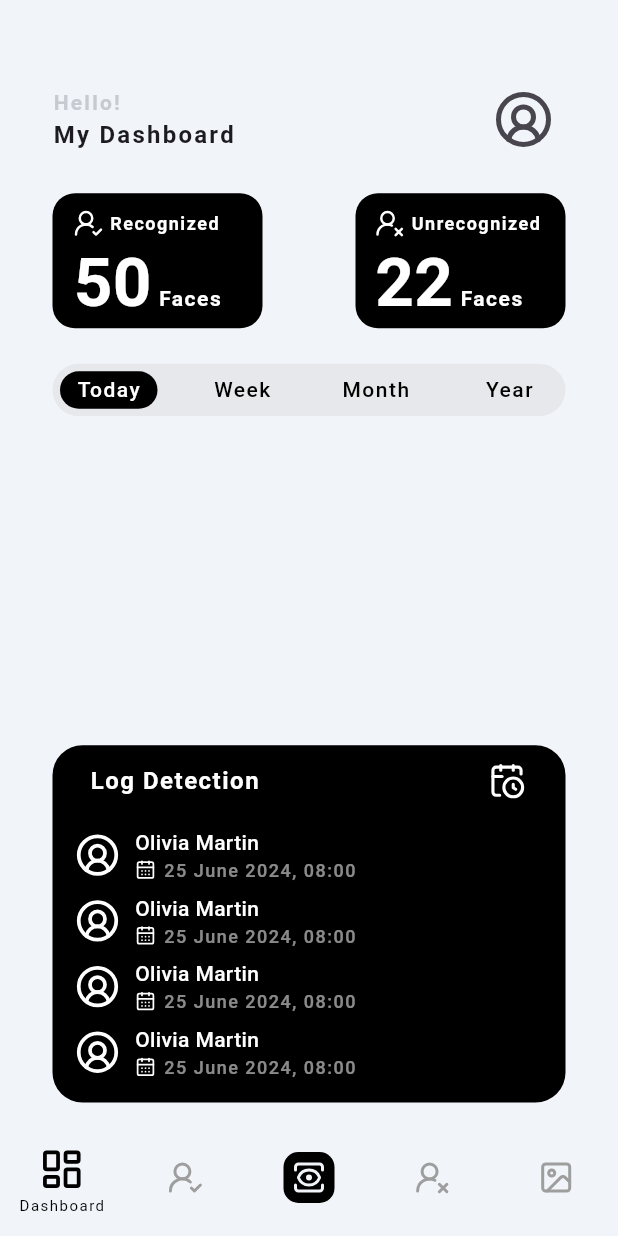
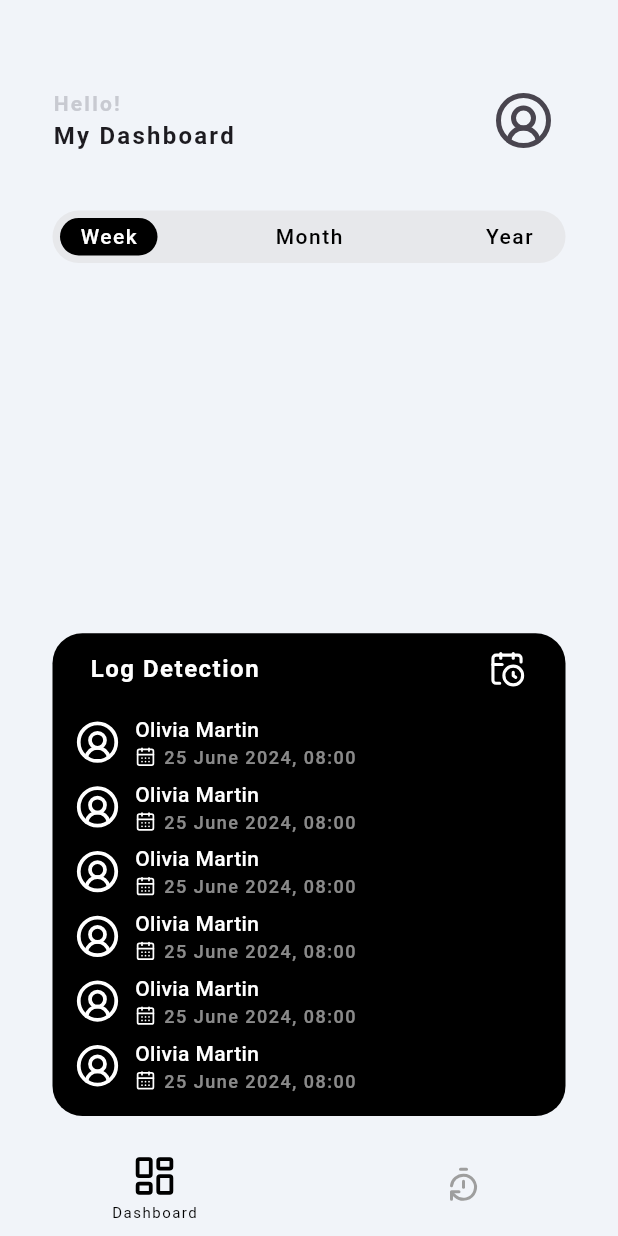
Before and after one commit to TI-3D/iSentry, a Flutter app: the QrRegisterPage screen opened directly, after a tap on "Register", on a phone screen of 412 x 824 dp. Run offline on Flutter 3.47's test engine with Material 3 defaults, Android fonts, the phone set to English and light mode, and no system bars; our stand-ins replace camera, flutter_bloc, image_picker, lucide_icons, permission_handler, qr_flutter and 2 more; Roboto replaces fonts that are missing (SFPro).

Commit message:
feat! : dashboard user resident

```diff
--- a/mobile/lib/presentation/auth/pages/qr_register.dart
+++ b/mobile/lib/presentation/auth/pages/qr_register.dart
@@ -1,6 +1,6 @@
 import 'package:flutter/material.dart';
 import 'package:isentry/common/helper/navigation/app_navigation.dart';
-import 'package:isentry/presentation/home/pages/bottom_bar.dart';
+import 'package:isentry/presentation/home_resident/pages/bottom_bar_resident.dart';
 import 'package:lucide_icons/lucide_icons.dart';
 import 'package:isentry/presentation/widgets/forms/auth_text_field.dart';
 import 'package:isentry/presentation/widgets/buttons/auth_button.dart';
@@ -89,7 +89,7 @@ class _QrRegisterPageState extends State<QrRegisterPage> {
                 Backcolor: const Color(0xFF18181B),
                 TextColor: Colors.white,
                 onPressed: () {
-                  AppNavigator.push(context, const HomePage());
+                  AppNavigator.push(context, const HomeResidentPage());
                 },
               ),
             ],
--- a/mobile/lib/presentation/home/pages/bottom_bar.dart
+++ b/mobile/lib/presentation/home/pages/bottom_bar.dart
@@ -1,5 +1,6 @@
 import 'package:flutter/material.dart';
 import 'package:isentry/common/helper/navigation/app_navigation.dart';
+import 'package:isentry/core/configs/theme/app_colors.dart';
 import 'package:isentry/presentation/home/pages/camera/camera.dart';
 import 'package:isentry/presentation/home/pages/dashboard.dart';
 import 'package:isentry/presentation/home/pages/gallery/gallery.dart';
@@ -41,7 +42,7 @@ class _BottomAppBarState extends State<HomePage> {
     return Scaffold(
       body: _widgetOptions[_selectedIndex],
       bottomNavigationBar: BottomNavigationBar(
-        backgroundColor: const Color(0xfff1f4f9),
+        backgroundColor: AppColors.background,
         items: [
           BottomNavigationBarItem(
             icon: const Icon(LucideIcons.layoutDashboard),
--- a/mobile/lib/presentation/home/pages/gallery/gallery.dart
+++ b/mobile/lib/presentation/home/pages/gallery/gallery.dart
@@ -19,7 +19,12 @@ class _GalleryPageState extends State<GalleryPage> {
         automaticallyImplyLeading: false,
         bottom: const PreferredSize(
           preferredSize: Size.fromHeight(0),
-          child: MySort(texts: ['Week', 'Month', 'Year'], selectedIndex: 0),
+          child: MySort(
+            texts: ['Week', 'Month', 'Year'],
+            selectedIndex: 0,
+            leftPadding: 25,
+            rightPadding: 25,
+          ),
         ),
       ),
       body: Padding(
--- /dev/null
+++ b/mobile/lib/presentation/home_resident/pages/bottom_bar_resident.dart
@@ -0,0 +1,64 @@
+import 'package:flutter/material.dart';
+import 'package:isentry/core/configs/theme/app_colors.dart';
+import 'package:isentry/presentation/home_resident/pages/dashboard.dart';
+import 'package:lucide_icons/lucide_icons.dart';
+
+class HomeResidentPage extends StatefulWidget {
+  const HomeResidentPage({super.key});
+
+  @override
+  State<HomeResidentPage> createState() => _BottomBarResidentState();
+}
+
+class _BottomBarResidentState extends State<HomeResidentPage> {
+  int _selectedIndex = 0;
+
+  static const List<Widget> _widgetOptions = <Widget>[
+    DashboardResidentPage(),
+    Center(child: Text("Log")),
+  ];
+
+  void _onItemTapped(int index) {
+    setState(() {
+      _selectedIndex = index;
+    });
+  }
+
+  @override
+  Widget build(BuildContext context) {
+    return Scaffold(
+      body: _widgetOptions[_selectedIndex],
+      bottomNavigationBar: BottomNavigationBar(
+        backgroundColor: AppColors.background,
+        items: [
+          BottomNavigationBarItem(
+            icon: const Icon(LucideIcons.layoutDashboard),
+            label: _selectedIndex == 0 ? 'Dashboard' : '',
+          ),
+          BottomNavigationBarItem(
+            icon: const Icon(LucideIcons.timerReset),
+            label: _selectedIndex == 1 ? 'log' : '',
+          ),
+        ],
+        currentIndex: _selectedIndex,
+        selectedItemColor: Colors.black,
+        unselectedItemColor: Colors.grey,
+        onTap: _onItemTapped,
+        elevation: 0,
+        selectedIconTheme: const IconThemeData(
+          size: 30,
+        ),
+        unselectedIconTheme: const IconThemeData(
+          size: 24,
+        ),
+        showUnselectedLabels: false,
+        type: BottomNavigationBarType.fixed,
+        selectedLabelStyle: const TextStyle(
+          fontSize: 10,
+          letterSpacing: 1,
+          height: 2.0,
+        ),
+      ),
+    );
+  }
+}
--- /dev/null
+++ b/mobile/lib/presentation/home_resident/pages/dashboard.dart
@@ -0,0 +1,367 @@
+import 'package:flutter/material.dart';
+import 'package:isentry/common/helper/navigation/app_navigation.dart';
+import 'package:isentry/core/configs/theme/app_colors.dart';
+import 'package:isentry/presentation/home/pages/log_detection.dart';
+import 'package:isentry/presentation/home/pages/profile/account_settings.dart';
+import 'package:isentry/presentation/widgets/components/sort.dart';
+import 'package:lucide_icons/lucide_icons.dart';
+
+class DashboardResidentPage extends StatelessWidget {
+  const DashboardResidentPage({super.key});
+
+  @override
+  Widget build(BuildContext context) {
+    Widget dashboard = Container(
+      color: AppColors.primary,
+      padding: const EdgeInsets.only(left: 35, right: 35, top: 40),
+      child: Row(
+        mainAxisAlignment: MainAxisAlignment.spaceBetween,
+        crossAxisAlignment: CrossAxisAlignment.center,
+        children: [
+          const Column(
+            crossAxisAlignment: CrossAxisAlignment.start,
+            mainAxisAlignment: MainAxisAlignment.center,
+            children: [
+              Text(
+                "Hello!",
+                style: TextStyle(
+                    fontWeight: FontWeight.w600,
+                    letterSpacing: 1.5,
+                    color: Color(0xFFc8cad1)),
+              ),
+              Text(
+                "My Dashboard",
+                style: TextStyle(
+                    fontWeight: FontWeight.w600,
+                    letterSpacing: 1.5,
+                    fontSize: 16),
+              )
+            ],
+          ),
+          IconButton(
+              onPressed: () {
+                AppNavigator.push(context, const AccountSettingsPage());
+              },
+              icon: const Icon(
+                (LucideIcons.userCircle2),
+                size: 40,
+              ))
+        ],
+      ),
+    );
+
+    Widget activity = Container(
+      color: AppColors.primary,
+      padding: const EdgeInsets.only(left: 35, right: 35, top: 10, bottom: 20),
+      child: Container(
+        decoration: BoxDecoration(
+          borderRadius: BorderRadius.circular(20),
+          color: Colors.black,
+        ),
+        padding: const EdgeInsets.only(left: 15, right: 15, top: 0, bottom: 15),
+        child: Column(
+          mainAxisAlignment: MainAxisAlignment.spaceBetween,
+          children: [
+            Row(
+              mainAxisAlignment: MainAxisAlignment.spaceBetween,
+              children: [
+                const Text(
+                  "  Log Detection",
+                  style: TextStyle(
+                    color: Colors.white,
+                    fontWeight: FontWeight.bold,
+                    fontSize: 16,
+                    letterSpacing: 1,
+                  ),
+                ),
+                IconButton(
+                  onPressed: () {
+                    AppNavigator.push(context, const LogDetectionPage());
+                  },
+                  icon: const Icon(
+                    LucideIcons.calendarClock,
+                    color: Colors.white,
+                    size: 25,
+                  ),
+                  padding: EdgeInsets.zero,
+                  constraints: const BoxConstraints(),
+                ),
+              ],
+            ),
+            const Row(
+              children: [
+                Icon(
+                  (LucideIcons.userCircle2),
+                  color: Colors.white,
+                  size: 30,
+                ),
+                Padding(padding: EdgeInsets.only(left: 10)),
+                Column(
+                  crossAxisAlignment: CrossAxisAlignment.start,
+                  children: [
+                    Text(
+                      "Olivia Martin",
+                      style: TextStyle(
+                        color: Colors.white,
+                        fontWeight: FontWeight.w500,
+                      ),
+                    ),
+                    Row(
+                      children: [
+                        Icon(
+                          LucideIcons.calendarDays,
+                          color: Colors.white,
+                          size: 14,
+                        ),
+                        SizedBox(width: 5),
+                        Text(
+                          "25 June 2024, 08:00",
+                          style: TextStyle(
+                            color: Colors.white54,
+                            letterSpacing: 1.0,
+                            fontSize: 12,
+                            fontWeight: FontWeight.w500,
+                          ),
+                        ),
+                      ],
+                    ),
+                  ],
+                )
+              ],
+            ),
+            const Row(
+              children: [
+                Icon(
+                  (LucideIcons.userCircle2),
+                  color: Colors.white,
+                  size: 30,
+                ),
+                Padding(padding: EdgeInsets.only(left: 10)),
+                Column(
+                  crossAxisAlignment: CrossAxisAlignment.start,
+                  children: [
+                    Text(
+                      "Olivia Martin",
+                      style: TextStyle(
+                        color: Colors.white,
+                        fontWeight: FontWeight.w500,
+                      ),
+                    ),
+                    Row(
+                      children: [
+                        Icon(
+                          LucideIcons.calendarDays,
+                          color: Colors.white,
+                          size: 14,
+                        ),
+                        SizedBox(width: 5),
+                        Text(
+                          "25 June 2024, 08:00",
+                          style: TextStyle(
+                            color: Colors.white54,
+                            letterSpacing: 1.0,
+                            fontSize: 12,
+                            fontWeight: FontWeight.w500,
+                          ),
+                        ),
+                      ],
+                    ),
+                  ],
+                )
+              ],
+            ),
+            const Row(
+              children: [
+                Icon(
+                  (LucideIcons.userCircle2),
+                  color: Colors.white,
+                  size: 30,
+                ),
+                Padding(padding: EdgeInsets.only(left: 10)),
+                Column(
+                  crossAxisAlignment: CrossAxisAlignment.start,
+                  children: [
+                    Text(
+                      "Olivia Martin",
+                      style: TextStyle(
+                        color: Colors.white,
+                        fontWeight: FontWeight.w500,
+                      ),
+                    ),
+                    Row(
+                      children: [
+                        Icon(
+                          LucideIcons.calendarDays,
+                          color: Colors.white,
+                          size: 14,
+                        ),
+                        SizedBox(width: 5),
+                        Text(
+                          "25 June 2024, 08:00",
+                          style: TextStyle(
+                            color: Colors.white54,
+                            letterSpacing: 1.0,
+                            fontSize: 12,
+                            fontWeight: FontWeight.w500,
+                          ),
+                        ),
+                      ],
+                    ),
+                  ],
+                )
+              ],
+            ),
+            const Row(
+              children: [
+                Icon(
+                  (LucideIcons.userCircle2),
+                  color: Colors.white,
+                  size: 30,
+                ),
+                Padding(padding: EdgeInsets.only(left: 10)),
+                Column(
+                  crossAxisAlignment: CrossAxisAlignment.start,
+                  children: [
+                    Text(
+                      "Olivia Martin",
+                      style: TextStyle(
+                        color: Colors.white,
+                        fontWeight: FontWeight.w500,
+                      ),
+                    ),
+                    Row(
+                      children: [
+                        Icon(
+                          LucideIcons.calendarDays,
+                          color: Colors.white,
+                          size: 14,
+                        ),
+                        SizedBox(width: 5),
+                        Text(
+                          "25 June 2024, 08:00",
+                          style: TextStyle(
+                            color: Colors.white54,
+                            letterSpacing: 1.0,
+                            fontSize: 12,
+                            fontWeight: FontWeight.w500,
+                          ),
+                        ),
+                      ],
+                    ),
+                  ],
+                )
+              ],
+            ),
+            const Row(
+              children: [
+                Icon(
+                  (LucideIcons.userCircle2),
+                  color: Colors.white,
+                  size: 30,
+                ),
+                Padding(padding: EdgeInsets.only(left: 10)),
+                Column(
+                  crossAxisAlignment: CrossAxisAlignment.start,
+                  children: [
+                    Text(
+                      "Olivia Martin",
+                      style: TextStyle(
+                        color: Colors.white,
+                        fontWeight: FontWeight.w500,
+                      ),
+                    ),
+                    Row(
+                      children: [
+                        Icon(
+                          LucideIcons.calendarDays,
+                          color: Colors.white,
+                          size: 14,
+                        ),
+                        SizedBox(width: 5),
+                        Text(
+                          "25 June 2024, 08:00",
+                          style: TextStyle(
+                            color: Colors.white54,
+                            letterSpacing: 1.0,
+                            fontSize: 12,
+                            fontWeight: FontWeight.w500,
+                          ),
+                        ),
+                      ],
+                    ),
+                  ],
+                )
+              ],
+            ),
+            const Row(
+              children: [
+                Icon(
+                  (LucideIcons.userCircle2),
+                  color: Colors.white,
+                  size: 30,
+                ),
+                Padding(padding: EdgeInsets.only(left: 10)),
+                Column(
+                  crossAxisAlignment: CrossAxisAlignment.start,
+                  children: [
+                    Text(
+                      "Olivia Martin",
+                      style: TextStyle(
+                        color: Colors.white,
+                        fontWeight: FontWeight.w500,
+                      ),
+                    ),
+                    Row(
+                      children: [
+                        Icon(
+                          LucideIcons.calendarDays,
+                          color: Colors.white,
+                          size: 14,
+                        ),
+                        SizedBox(width: 5),
+                        Text(
+                          "25 June 2024, 08:00",
+                          style: TextStyle(
+                            color: Colors.white54,
+                            letterSpacing: 1.0,
+                            fontSize: 12,
+                            fontWeight: FontWeight.w500,
+                          ),
+                        ),
+                      ],
+                    ),
+                  ],
+                )
+              ],
+            ),
+          ],
+        ),
+      ),
+    );
+
+    return Column(
+      children: [
+        Expanded(
+            flex: 12,
+            child: Container(
+              child: dashboard,
+            )),
+        const Expanded(
+            flex: 6,
+            child: Center(
+              child: MySort(
+                  texts: ['Week', 'Month', 'Year'],
+                  selectedIndex: 0,
+                  leftPadding: 35,
+                  rightPadding: 35),
+            )),
+        Expanded(flex: 23, child: Container()),
+        Expanded(
+            flex: 35,
+            child: Container(
+              child: activity,
+            )),
+      ],
+    );
+  }
+}
```
Also changed, not shown: mobile/lib/presentation/home_resident/pages/log_activity.dart (added).
